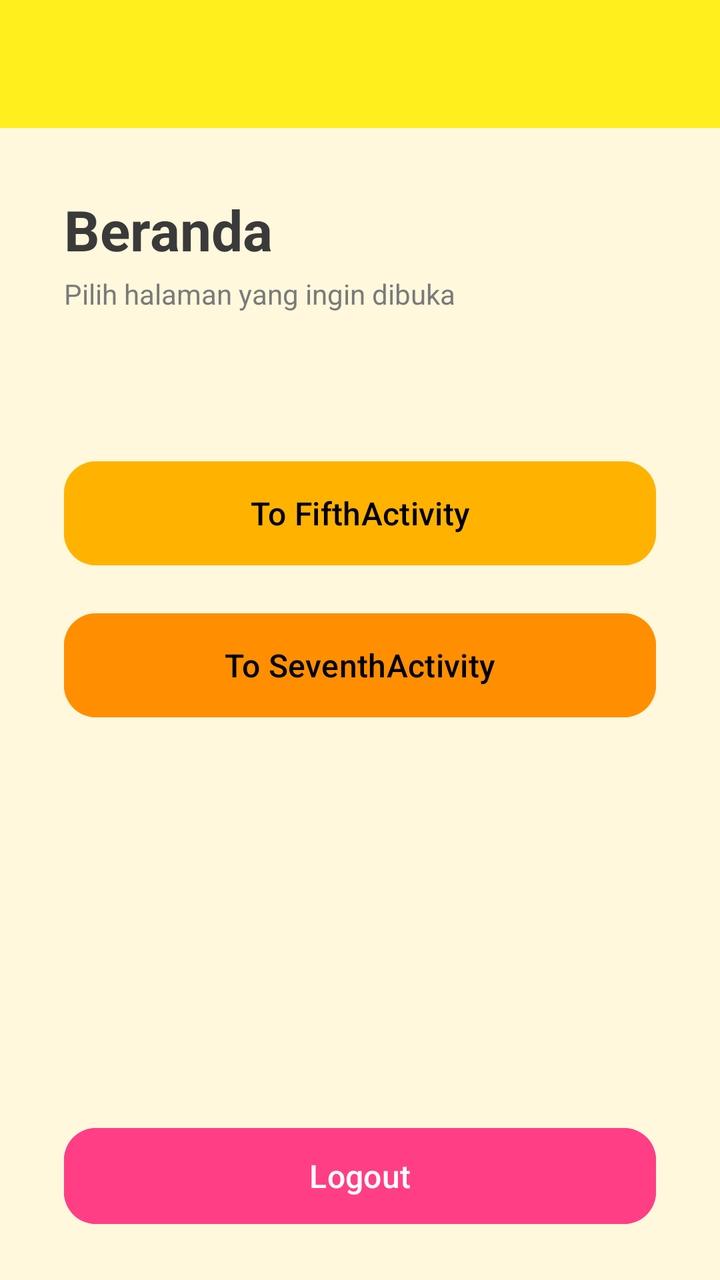
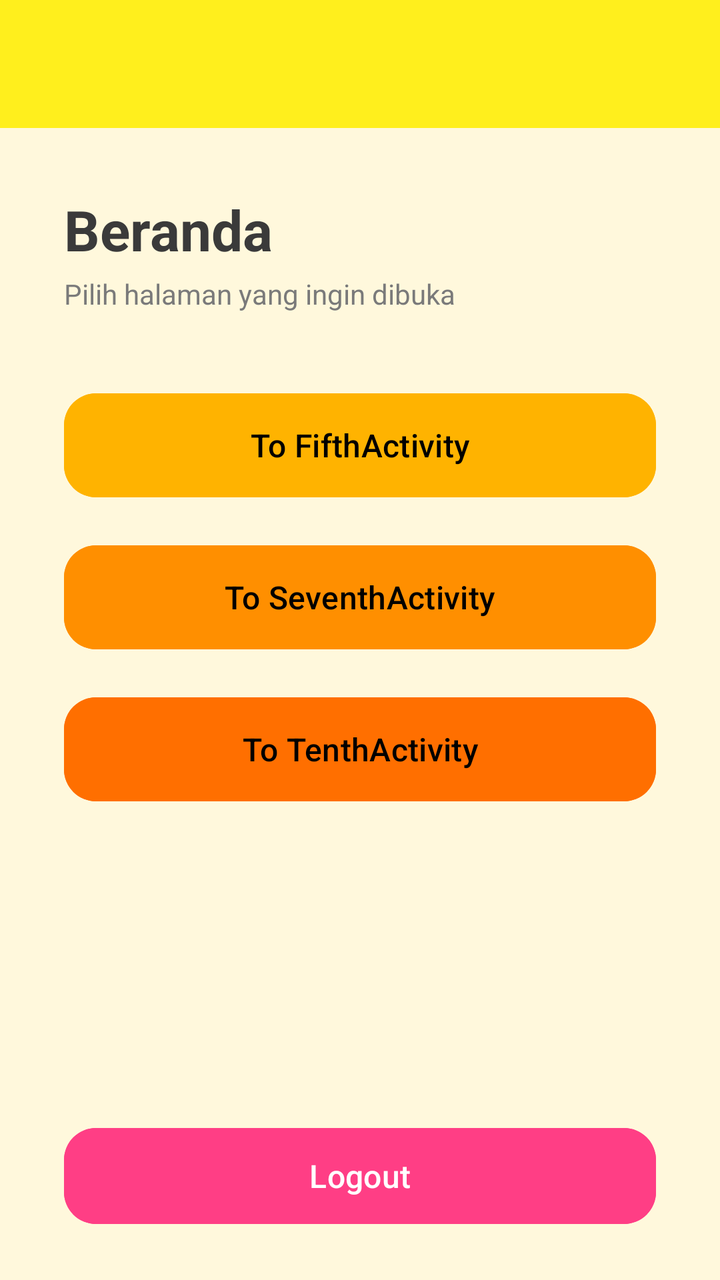

Screens rendered from an Android XML layout before and after an edit, with the pre-edit source and the edit as a unified diff.
<!-- AndroidManifest.xml: application theme Theme.Pluto_Baydella -->
<!-- res/layout/fragment_home.xml -->
<?xml version="1.0" encoding="utf-8"?>
<androidx.constraintlayout.widget.ConstraintLayout xmlns:android="http://schemas.android.com/apk/res/android"
    xmlns:app="http://schemas.android.com/apk/res-auto"
    xmlns:tools="http://schemas.android.com/tools"
    android:layout_width="match_parent"
    android:layout_height="match_parent"
    android:background="#FFF8DC"
    tools:context=".Home.HomeFragment">

    
    <androidx.appcompat.widget.Toolbar
        android:id="@+id/toolbar"
        android:layout_width="0dp"
        android:layout_height="?attr/actionBarSize"
        android:background="#FFEF1D"
        android:elevation="4dp"
        app:layout_constraintEnd_toEndOf="parent"
        app:layout_constraintStart_toStartOf="parent"
        app:layout_constraintTop_toTopOf="parent"
        app:subtitleTextColor="#3A3A3A"
        app:titleTextColor="#000000" />

    
    <TextView
        android:id="@+id/tvTitle"
        android:layout_width="0dp"
        android:layout_height="wrap_content"
        android:layout_marginStart="32dp"
        android:layout_marginTop="32dp"
        android:layout_marginEnd="32dp"
        android:text="Beranda"
        android:textColor="#3A3A3A"
        android:textSize="28sp"
        android:textStyle="bold"
        app:layout_constraintEnd_toEndOf="parent"
        app:layout_constraintStart_toStartOf="parent"
        app:layout_constraintTop_toBottomOf="@+id/toolbar" />

    <TextView
        android:id="@+id/tvSubtitle"
        android:layout_width="0dp"
        android:layout_height="wrap_content"
        android:layout_marginTop="4dp"
        android:text="Pilih halaman yang ingin dibuka"
        android:textColor="#7A7A7A"
        android:textSize="14sp"
        app:layout_constraintEnd_toEndOf="@+id/tvTitle"
        app:layout_constraintStart_toStartOf="@+id/tvTitle"
        app:layout_constraintTop_toBottomOf="@+id/tvTitle" />

    
    <LinearLayout
        android:layout_width="0dp"
        android:layout_height="wrap_content"
        android:layout_marginStart="32dp"
        android:layout_marginEnd="32dp"
        android:orientation="vertical"
        app:layout_constraintBottom_toBottomOf="parent"
        app:layout_constraintEnd_toEndOf="parent"
        app:layout_constraintStart_toStartOf="parent"
        app:layout_constraintTop_toTopOf="parent"
        app:layout_constraintVertical_bias="0.45">

        <Button
            android:id="@+id/btnToFifth"
            android:layout_width="match_parent"
            android:layout_height="60dp"
            android:backgroundTint="#FFB300"
            android:text="To FifthActivity"
            android:textAllCaps="false"
            android:textColor="#000000"
            android:textSize="16sp"
            app:cornerRadius="16dp" />

        <Button
            android:id="@+id/btnToSixth"
            android:layout_width="match_parent"
            android:layout_height="60dp"
            android:layout_marginTop="16dp"
            android:backgroundTint="#FF8F00"
            android:text="To SeventhActivity"
            android:textAllCaps="false"
            android:textColor="#000000"
            android:textSize="16sp"
            app:cornerRadius="16dp" />
    </LinearLayout>

    
    <Button
        android:id="@+id/btnLogout"
        android:layout_width="0dp"
        android:layout_height="56dp"
        android:layout_marginStart="32dp"
        android:layout_marginEnd="32dp"
        android:layout_marginBottom="24dp"
        android:backgroundTint="#FF3E85"
        android:text="Logout"
        android:textAllCaps="false"
        android:textColor="#FFFFFF"
        android:textSize="16sp"
        app:cornerRadius="16dp"
        app:layout_constraintBottom_toBottomOf="parent"
        app:layout_constraintEnd_toEndOf="parent"
        app:layout_constraintStart_toStartOf="parent" />

</androidx.constraintlayout.widget.ConstraintLayout>
<!-- resources referenced by this layout -->
<resources>
  <style name="Theme.Pluto_Baydella" parent="Base.Theme.Pluto_Baydella" />
  <style name="Base.Theme.Pluto_Baydella" parent="Theme.Material3.DayNight.NoActionBar">
  
          
  
      </style>
</resources>

<!-- the commit's change to res/layout/fragment_home.xml (unified diff, before → after) -->
@@ -6,6 +6,16 @@
     android:layout_height="match_parent"
     android:background="#FFF8DC"
     tools:context=".Home.HomeFragment">
+
+    
+    <View
+        android:id="@+id/background_header"
+        android:layout_width="0dp"
+        android:layout_height="100dp"
+        android:background="@drawable/bg_header_wave"
+        app:layout_constraintEnd_toEndOf="parent"
+        app:layout_constraintStart_toStartOf="parent"
+        app:layout_constraintTop_toTopOf="parent" />
 
     
     <androidx.appcompat.widget.Toolbar
@@ -83,6 +93,18 @@
             android:textColor="#000000"
             android:textSize="16sp"
             app:cornerRadius="16dp" />
+
+        <Button
+            android:id="@+id/btnToNinth"
+            android:layout_width="match_parent"
+            android:layout_height="60dp"
+            android:layout_marginTop="16dp"
+            android:backgroundTint="#FF6F00"
+            android:text="To TenthActivity"
+            android:textAllCaps="false"
+            android:textColor="#000000"
+            android:textSize="16sp"
+            app:cornerRadius="16dp" />
     </LinearLayout>
 
     
<!-- resource entries referenced after the edit -->
@@ -1,5 +1,16 @@
 <!-- resources referenced by this layout -->
 <resources>
+  <!-- drawable bg_header_wave (drawable) -->
+  <vector xmlns:android="http://schemas.android.com/apk/res/android"
+      android:width="100dp"
+      android:height="100dp"
+      android:viewportWidth="100"
+      android:viewportHeight="100">
+  
+      <path
+          android:fillColor="?attr/colorPrimary"
+          android:pathData="M0,0 L100,0 L100,40 C 75,55 25,20 0,40 Z" />
+  </vector>
   <style name="Theme.Pluto_Baydella" parent="Base.Theme.Pluto_Baydella" />
   <style name="Base.Theme.Pluto_Baydella" parent="Theme.Material3.DayNight.NoActionBar">
   
